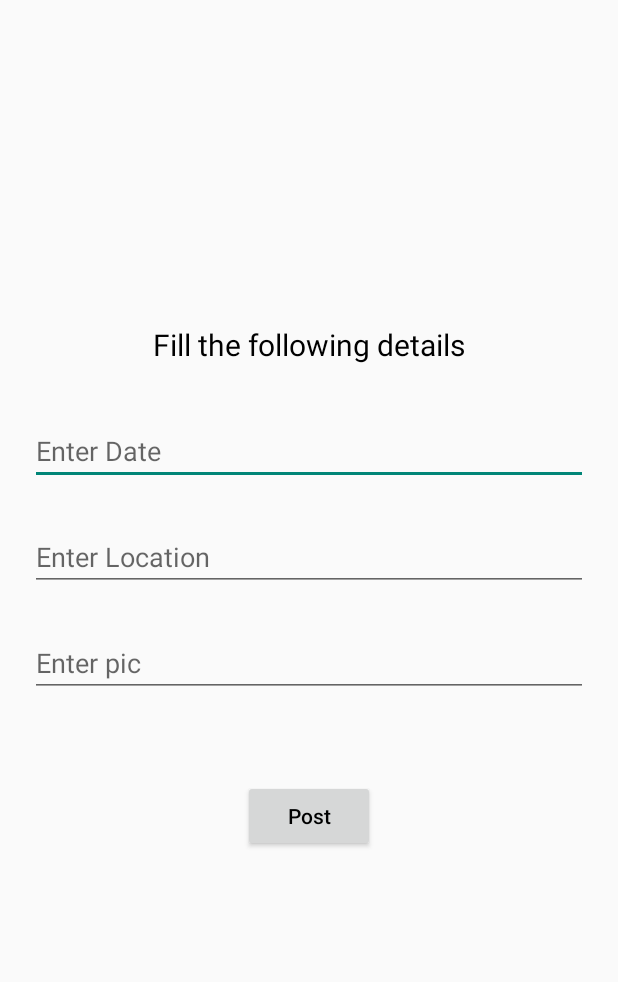
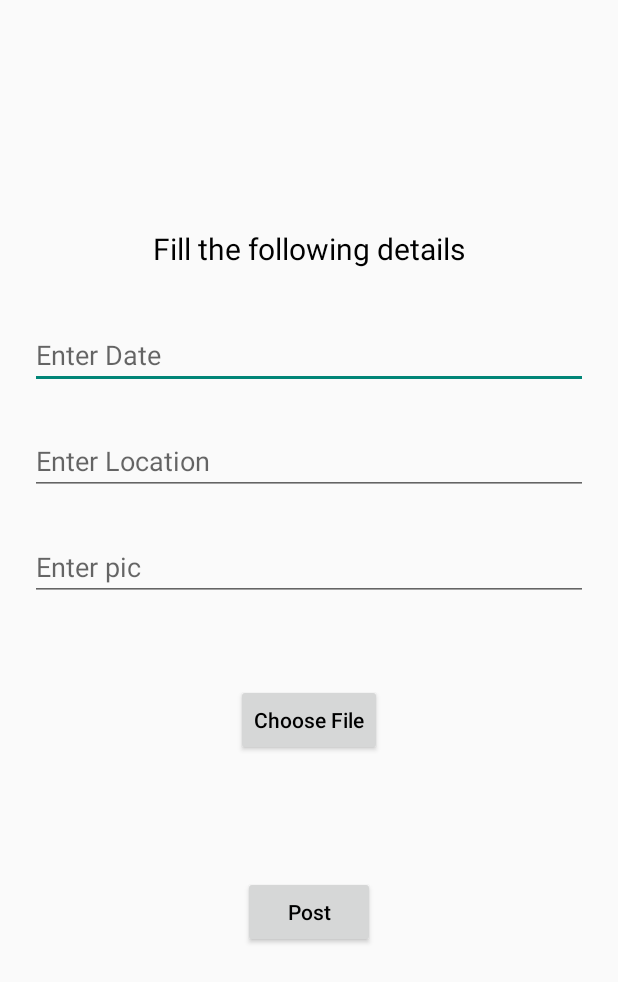
Before and after one commit to sunkuprashanth/CivicProblemApp, an Android app: the AddPostActivity screen opened directly, with no data from a screen before it, on a phone screen of 412 x 824 dp. Shown: the top 982 px of the screen. Run offline under Robolectric (Android 15) with nearby library versions, the phone set to English and light mode, and no system bars.

Commit message:
Fifth Commit

```diff
--- a/app/build.gradle
+++ b/app/build.gradle
@@ -1,4 +1,5 @@
 apply plugin: 'com.android.application'
+apply plugin: 'com.google.gms.google-services'
 
 android {
     compileSdkVersion 30
@@ -34,6 +35,8 @@ dependencies {
     implementation fileTree(dir: "libs", include: ["*.jar"])
     implementation 'androidx.appcompat:appcompat:1.2.0'
     implementation 'androidx.constraintlayout:constraintlayout:2.0.4'
+    implementation 'com.google.firebase:firebase-storage:16.0.4'
+    implementation 'com.google.firebase:firebase-auth:16.0.5'
     testImplementation 'junit:junit:4.12'
     androidTestImplementation 'androidx.test.ext:junit:1.1.2'
     androidTestImplementation 'androidx.test.espresso:espresso-core:3.3.0'
--- a/app/src/main/res/layout/activity_add_post.xml
+++ b/app/src/main/res/layout/activity_add_post.xml
@@ -78,6 +78,20 @@
                 android:gravity="center"
                 android:layout_margin="40dp">
                 <Button
+                    android:id="@+id/choose"
+                    android:layout_width="wrap_content"
+                    android:layout_height="wrap_content"
+                    android:textColor="@color/black"
+                    android:text="Choose File"
+                    android:textAllCaps="false"/>
+            </LinearLayout>
+
+            <LinearLayout
+                android:layout_width="match_parent"
+                android:layout_height="wrap_content"
+                android:gravity="center"
+                android:layout_margin="40dp">
+                <Button
                     android:id="@+id/post"
                     android:layout_width="wrap_content"
                     android:layout_height="wrap_content"
--- a/build.gradle
+++ b/build.gradle
@@ -6,6 +6,7 @@ buildscript {
     }
     dependencies {
         classpath "com.android.tools.build:gradle:4.0.1"
+        classpath 'com.google.gms:google-services:4.2.0'
 
         // NOTE: Do not place your application dependencies here; they belong
         // in the individual module build.gradle files
```
